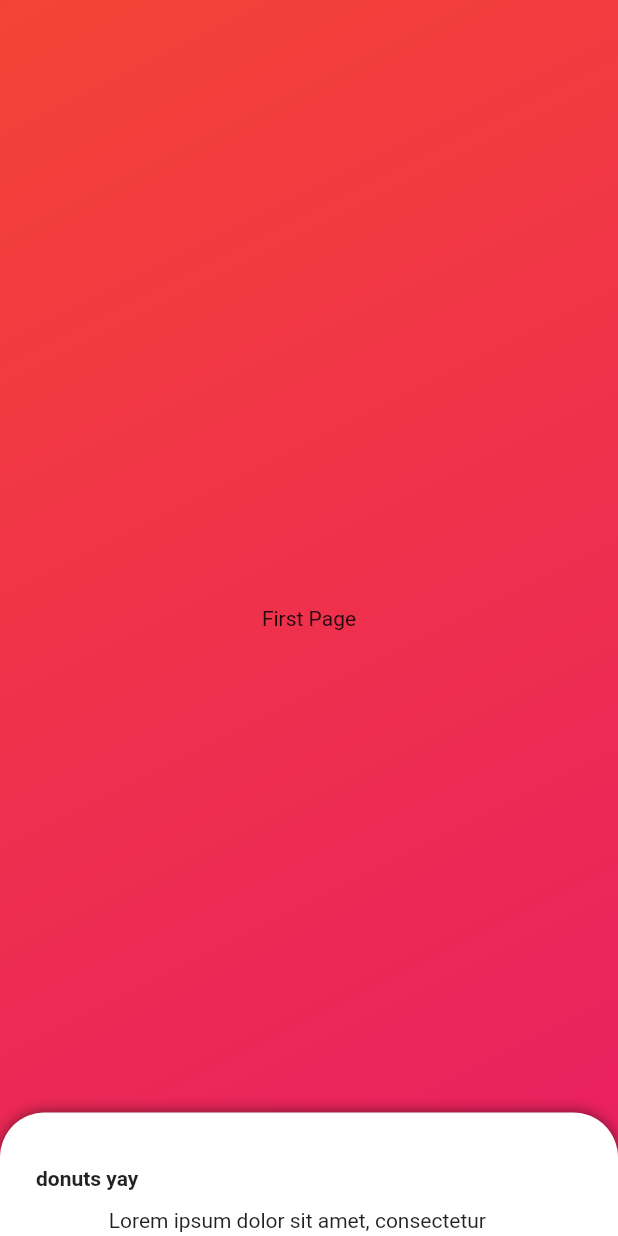
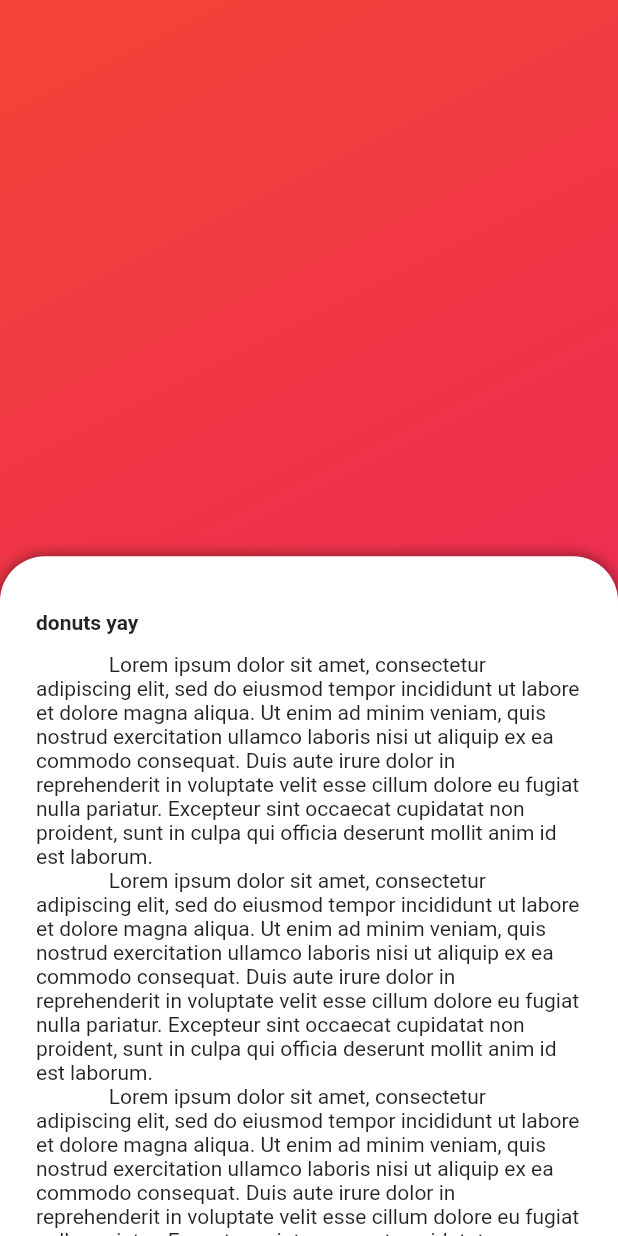
Before and after one commit to rice-apps/psy.cl-v1, a Flutter app: the screen it shows after launch, on a phone screen of 412 x 824 dp. Run offline on Flutter 3.47's test engine with Material 2 defaults, Android fonts, the phone set to English and light mode, and no system bars; drawn by our look-alikes of sliding_up_panel.

Commit message:
changed sliding panel height

```diff
--- a/lib/main.dart
+++ b/lib/main.dart
@@ -62,8 +62,8 @@ class MyHomePage extends StatefulWidget {
 class _MyHomePageState extends State<MyHomePage> {
   @override
   Widget build(BuildContext context) {
-    final panelHeightOpen = MediaQuery.of(context).size.height * 0.6;
-    final panelHeightClosed = MediaQuery.of(context).size.height * 0.1;
+    final panelHeightOpen = MediaQuery.of(context).size.height * 0.9;
+    final panelHeightClosed = MediaQuery.of(context).size.height * 0.55;
 
     // This method is rerun every time setState is called, for instance as done
     // by the _incrementCounter method above.
```
